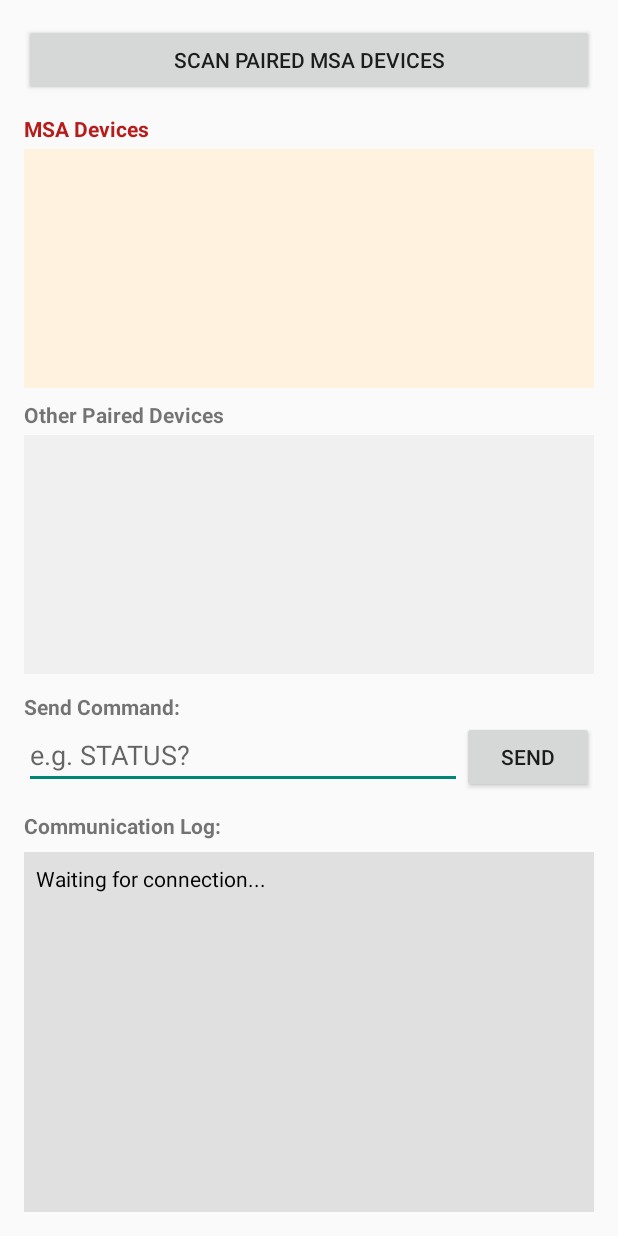
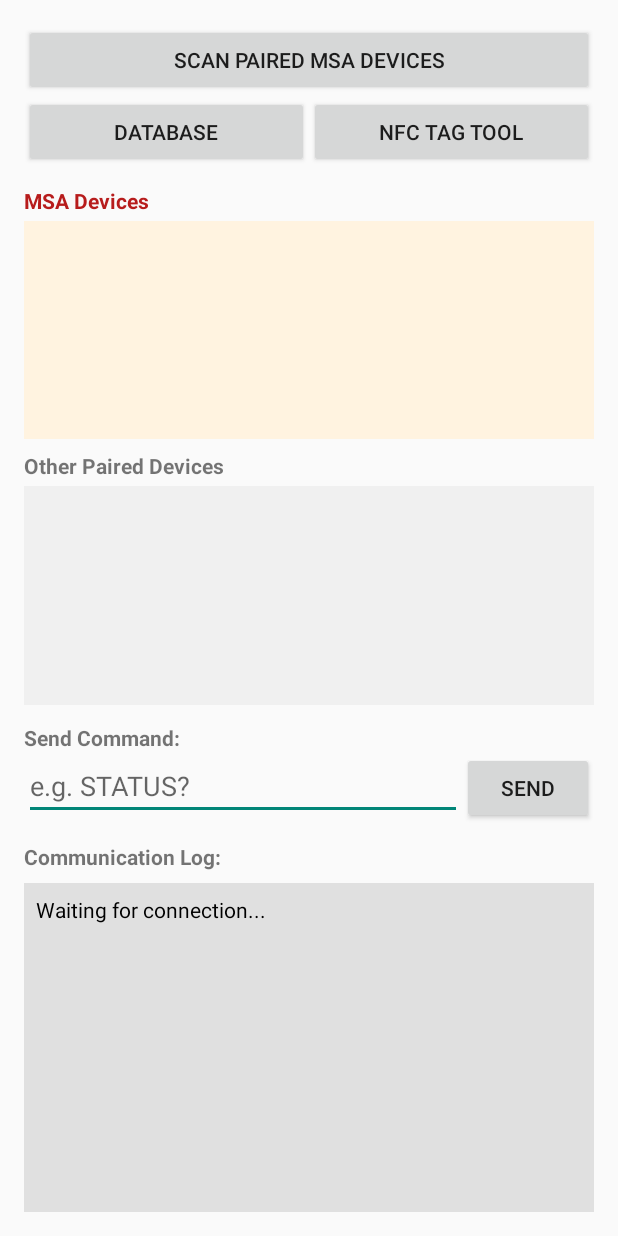
Before and after one commit to KaisoneInthavong/msa-bt-manager, an Android app: the layout activity_main.xml on its own in the app's theme, with its tools: preview values and no code run, on a phone screen of 412 x 824 dp. Run offline under Robolectric (Android 15) with nearby library versions, the phone set to English and light mode, and no system bars.

Commit message:
v1.2: Main-screen Database + NFC buttons, manifest registration

```diff
--- a/app/build.gradle
+++ b/app/build.gradle
@@ -12,8 +12,8 @@ android {
         applicationId "com.msa.btmanager"
         minSdk 24
         targetSdk 34
-        versionCode 2
-        versionName "1.1"
+        versionCode 3
+        versionName "1.2"
     }
 
     buildTypes {
--- a/app/src/main/res/layout/activity_main.xml
+++ b/app/src/main/res/layout/activity_main.xml
@@ -10,6 +10,26 @@
         android:layout_width="match_parent"
         android:layout_height="wrap_content"
         android:text="Scan Paired MSA Devices" />
+
+    <LinearLayout
+        android:layout_width="match_parent"
+        android:layout_height="wrap_content"
+        android:orientation="horizontal">
+
+        <Button
+            android:id="@+id/btnDatabase"
+            android:layout_width="0dp"
+            android:layout_height="wrap_content"
+            android:layout_weight="1"
+            android:text="Database" />
+
+        <Button
+            android:id="@+id/btnNfc"
+            android:layout_width="0dp"
+            android:layout_height="wrap_content"
+            android:layout_weight="1"
+            android:text="NFC Tag Tool" />
+    </LinearLayout>
 
     <TextView
         android:layout_width="wrap_content"
```
Also changed, not shown: app/src/main/AndroidManifest.xml (+11 -0 lines).
